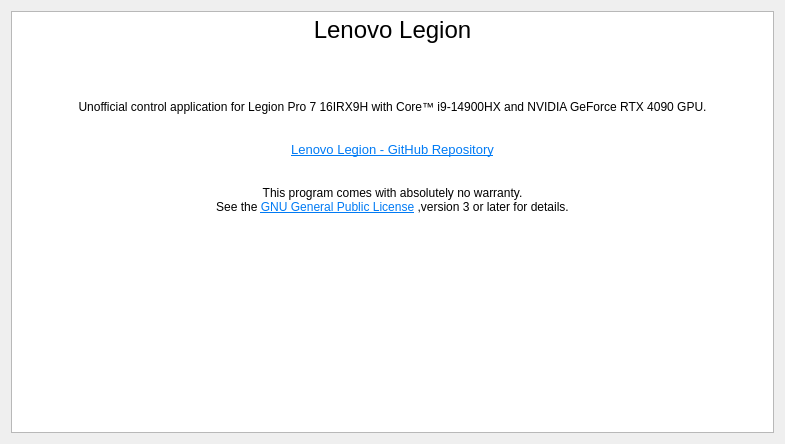
Qt form LenovoLegion/LenovoLegion-Application/AboutWindow.ui (bolekjar/LenovoLegion) before a commit.
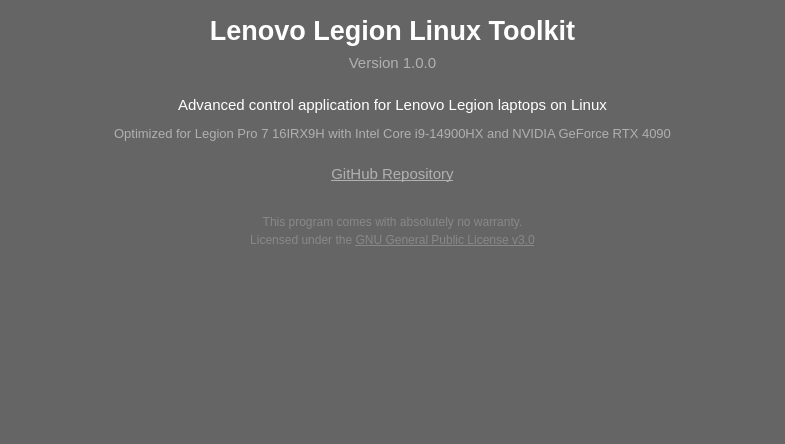
The same form after that commit. Icons and pictures are not drawn.

Commit message: Lenovo Legion Toolkit - Initial version

```diff
--- a/LenovoLegion/LenovoLegion-Application/AboutWindow.ui
+++ b/LenovoLegion/LenovoLegion-Application/AboutWindow.ui
@@ -26,7 +26,23 @@
    </size>
   </property>
   <property name="windowTitle">
-   <string>Lenovo Legion About</string>
+   <string>About Legion Linux Toolkit</string>
+  </property>
+  <property name="windowIcon">
+   <iconset resource="Resources.qrc">
+    <normaloff>:/images/icons/LenovoLegionIco.png</normaloff>:/images/icons/LenovoLegionIco.png</iconset>
+  </property>
+  <property name="styleSheet">
+   <string notr="true">QWidget {
+	background-color: #656565;
+    border-radius: 10px;
+}
+
+QTextBrowser {
+	background-color: #656565;
+	border: none;
+	color: #ffffff;
+}</string>
   </property>
   <layout class="QVBoxLayout" name="verticalLayout">
    <item>
@@ -39,20 +55,14 @@
 li.unchecked::marker { content: &quot;\2610&quot;; }
 li.checked::marker { content: &quot;\2612&quot;; }
 &lt;/style&gt;&lt;/head&gt;&lt;body style=&quot; font-family:'Sans Serif'; font-size:9pt; font-weight:400; font-style:normal;&quot;&gt;
-&lt;p align=&quot;center&quot; style=&quot; margin-top:0px; margin-bottom:0px; margin-left:0px; margin-right:0px; -qt-block-indent:0; text-indent:0px;&quot;&gt;&lt;img src=&quot;:/images/icons/LenovoLegionIco.png&quot; /&gt;&lt;/p&gt;
-&lt;p align=&quot;center&quot; style=&quot; margin-top:0px; margin-bottom:0px; margin-left:0px; margin-right:0px; -qt-block-indent:0; text-indent:0px;&quot;&gt;&lt;span style=&quot; font-size:18pt;&quot;&gt;Lenovo Legion&lt;/span&gt;&lt;/p&gt;
-&lt;p style=&quot;-qt-paragraph-type:empty; margin-top:0px; margin-bottom:0px; margin-left:0px; margin-right:0px; -qt-block-indent:0; text-indent:0px; font-size:18pt;&quot;&gt;&lt;br /&gt;&lt;/p&gt;
-&lt;p style=&quot;-qt-paragraph-type:empty; margin-top:0px; margin-bottom:0px; margin-left:0px; margin-right:0px; -qt-block-indent:0; text-indent:0px;&quot;&gt;&lt;br /&gt;&lt;/p&gt;
-&lt;p style=&quot;-qt-paragraph-type:empty; margin-top:0px; margin-bottom:0px; margin-left:0px; margin-right:0px; -qt-block-indent:0; text-indent:0px;&quot;&gt;&lt;br /&gt;&lt;/p&gt;
-&lt;p align=&quot;center&quot; style=&quot; margin-top:0px; margin-bottom:0px; margin-left:0px; margin-right:0px; -qt-block-indent:0; text-indent:0px;&quot;&gt;Unofficial control application for Legion Pro 7 16IRX9H with Core™ i9-14900HX and NVIDIA GeForce RTX 4090 GPU.&lt;/p&gt;
-&lt;p style=&quot;-qt-paragraph-type:empty; margin-top:0px; margin-bottom:0px; margin-left:0px; margin-right:0px; -qt-block-indent:0; text-indent:0px;&quot;&gt;&lt;br /&gt;&lt;/p&gt;
-&lt;p style=&quot;-qt-paragraph-type:empty; margin-top:0px; margin-bottom:0px; margin-left:0px; margin-right:0px; -qt-block-indent:0; text-indent:0px;&quot;&gt;&lt;br /&gt;&lt;/p&gt;
-&lt;p align=&quot;center&quot; style=&quot; margin-top:0px; margin-bottom:0px; margin-left:0px; margin-right:0px; -qt-block-indent:0; text-indent:0px;&quot;&gt;&lt;a href=&quot;https://github.com/bolekjar/LenovoLegion&quot;&gt;&lt;span style=&quot; font-size:10pt; text-decoration: underline; color:#007af4;&quot;&gt;Lenovo Legion - GitHub Repository&lt;/span&gt;&lt;/a&gt;&lt;/p&gt;
-&lt;p align=&quot;center&quot; style=&quot;-qt-paragraph-type:empty; margin-top:0px; margin-bottom:0px; margin-left:0px; margin-right:0px; -qt-block-indent:0; text-indent:0px;&quot;&gt;&lt;br /&gt;&lt;/p&gt;
-&lt;p style=&quot;-qt-paragraph-type:empty; margin-top:0px; margin-bottom:0px; margin-left:0px; margin-right:0px; -qt-block-indent:0; text-indent:0px; font-size:10pt; text-decoration: underline; color:#007af4;&quot;&gt;&lt;br /&gt;&lt;/p&gt;
-&lt;p align=&quot;center&quot; style=&quot; margin-top:0px; margin-bottom:0px; margin-left:0px; margin-right:0px; -qt-block-indent:0; text-indent:0px;&quot;&gt;This program comes with absolutely no warranty.&lt;/p&gt;
-&lt;p align=&quot;center&quot; style=&quot; margin-top:0px; margin-bottom:0px; margin-left:0px; margin-right:0px; -qt-block-indent:0; text-indent:0px;&quot;&gt;See the &lt;a href=&quot;https://www.gnu.org/licenses/gpl-3.0.html&quot;&gt;&lt;span style=&quot; text-decoration: underline; color:#007af4;&quot;&gt;GNU General Public License&lt;/span&gt;&lt;/a&gt; ,version 3 or later for details.&lt;/p&gt;
-&lt;p align=&quot;center&quot; style=&quot;-qt-paragraph-type:empty; margin-top:0px; margin-bottom:0px; margin-left:0px; margin-right:0px; -qt-block-indent:0; text-indent:0px;&quot;&gt;&lt;br /&gt;&lt;/p&gt;&lt;/body&gt;&lt;/html&gt;</string>
+&lt;p align=&quot;center&quot; style=&quot; margin-top:12px; margin-bottom:12px; margin-left:0px; margin-right:0px; -qt-block-indent:0; text-indent:0px;&quot;&gt;&lt;img src=&quot;:/images/icons/LenovoLegionIco.png&quot; /&gt;&lt;/p&gt;
+&lt;p align=&quot;center&quot; style=&quot; margin-top:8px; margin-bottom:8px; margin-left:0px; margin-right:0px; -qt-block-indent:0; text-indent:0px;&quot;&gt;&lt;span style=&quot; font-size:20pt; font-weight:600; color:#ffffff;&quot;&gt;Lenovo Legion Linux Toolkit&lt;/span&gt;&lt;/p&gt;
+&lt;p align=&quot;center&quot; style=&quot; margin-top:4px; margin-bottom:4px; margin-left:0px; margin-right:0px; -qt-block-indent:0; text-indent:0px;&quot;&gt;&lt;span style=&quot; font-size:11pt; color:#b0b0b0;&quot;&gt;Version 1.0.0&lt;/span&gt;&lt;/p&gt;
+&lt;p align=&quot;center&quot; style=&quot; margin-top:24px; margin-bottom:12px; margin-left:40px; margin-right:40px; -qt-block-indent:0; text-indent:0px;&quot;&gt;&lt;span style=&quot; font-size:11pt; color:#ffffff;&quot;&gt;Advanced control application for Lenovo Legion laptops on Linux&lt;/span&gt;&lt;/p&gt;
+&lt;p align=&quot;center&quot; style=&quot; margin-top:4px; margin-bottom:12px; margin-left:40px; margin-right:40px; -qt-block-indent:0; text-indent:0px;&quot;&gt;&lt;span style=&quot; font-size:10pt; color:#b0b0b0;&quot;&gt;Optimized for Legion Pro 7 16IRX9H with Intel Core i9-14900HX and NVIDIA GeForce RTX 4090&lt;/span&gt;&lt;/p&gt;
+&lt;p align=&quot;center&quot; style=&quot; margin-top:24px; margin-bottom:8px; margin-left:0px; margin-right:0px; -qt-block-indent:0; text-indent:0px;&quot;&gt;&lt;a href=&quot;https://github.com/bolekjar/LenovoLegion&quot;&gt;&lt;span style=&quot; font-size:11pt; text-decoration: underline; color:#b0b0b0;&quot;&gt;GitHub Repository&lt;/span&gt;&lt;/a&gt;&lt;/p&gt;
+&lt;p align=&quot;center&quot; style=&quot; margin-top:32px; margin-bottom:4px; margin-left:0px; margin-right:0px; -qt-block-indent:0; text-indent:0px;&quot;&gt;&lt;span style=&quot; color:#888888;&quot;&gt;This program comes with absolutely no warranty.&lt;/span&gt;&lt;/p&gt;
+&lt;p align=&quot;center&quot; style=&quot; margin-top:4px; margin-bottom:12px; margin-left:0px; margin-right:0px; -qt-block-indent:0; text-indent:0px;&quot;&gt;&lt;span style=&quot; color:#888888;&quot;&gt;Licensed under the &lt;/span&gt;&lt;a href=&quot;https://www.gnu.org/licenses/gpl-3.0.html&quot;&gt;&lt;span style=&quot; text-decoration: underline; color:#888888;&quot;&gt;GNU General Public License v3.0&lt;/span&gt;&lt;/a&gt;&lt;/p&gt;&lt;/body&gt;&lt;/html&gt;</string>
      </property>
      <property name="openExternalLinks">
       <bool>true</bool>
```
Left out of the diff: 4 changed lines with no effect on the pictures. The commit also changes 316 other files.
